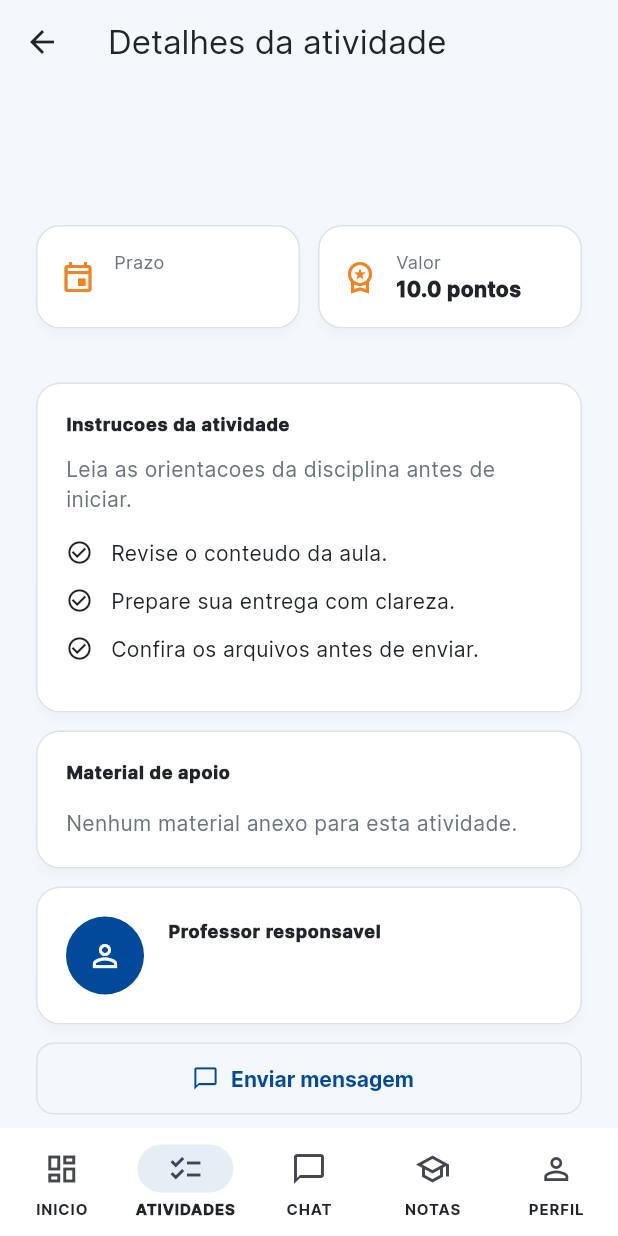
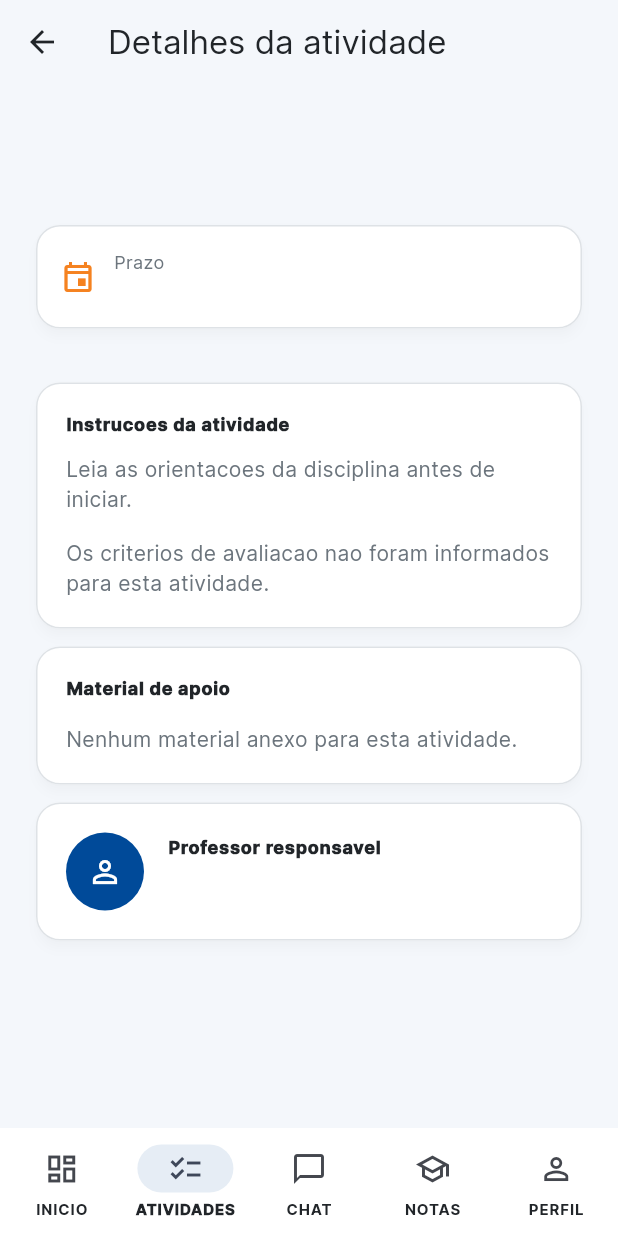
Before and after one commit to ykiakao/uniconnect-clients, a Flutter app: the _ActivityDetailContent screen opened directly with empty values, on a phone screen of 412 x 824 dp. Run offline on Flutter 3.47's test engine with Material 3 defaults, Android fonts, the phone set to English and light mode, and no system bars; our stand-ins replace flutter_riverpod, flutter_secure_storage, go_router, google_fonts; accounts and stored records are empty.

Commit message:
feat: keep activity details read only

```diff
--- a/uniconnect_flutter_base/lib/features/activities/presentation/activity_detail_page.dart
+++ b/uniconnect_flutter_base/lib/features/activities/presentation/activity_detail_page.dart
@@ -4,7 +4,6 @@ import 'package:flutter_riverpod/flutter_riverpod.dart';
 import '../../../core/constants/app_routes.dart';
 import '../../../core/theme/app_colors.dart';
 import '../../../core/theme/app_spacing.dart';
-import '../../../shared/widgets/app_buttons.dart';
 import '../../../shared/widgets/app_card.dart';
 import '../../../shared/widgets/app_header.dart';
 import '../../../shared/widgets/bottom_nav.dart';
@@ -95,24 +94,10 @@ class _ActivityDetailContent extends StatelessWidget {
                   ),
             ),
             const SizedBox(height: AppSpacing.lg),
-            Row(
-              children: [
-                Expanded(
-                  child: _InfoPill(
-                    icon: Icons.event_outlined,
-                    label: 'Prazo',
-                    value: activity.dueLabel,
-                  ),
-                ),
-                const SizedBox(width: AppSpacing.sm),
-                const Expanded(
-                  child: _InfoPill(
-                    icon: Icons.workspace_premium_outlined,
-                    label: 'Valor',
-                    value: '10.0 pontos',
-                  ),
-                ),
-              ],
+            _InfoPill(
+              icon: Icons.event_outlined,
+              label: 'Prazo',
+              value: activity.dueLabel,
             ),
             const SizedBox(height: AppSpacing.lg),
             AppCard(
@@ -133,12 +118,11 @@ class _ActivityDetailContent extends StatelessWidget {
                   const SizedBox(height: AppSpacing.md),
                   for (final criterion in activity.criteria)
                     _ChecklistItem(text: criterion),
-                  if (activity.criteria.isEmpty) ...const [
-                    _ChecklistItem(text: 'Revise o conteudo da aula.'),
-                    _ChecklistItem(text: 'Prepare sua entrega com clareza.'),
-                    _ChecklistItem(
-                        text: 'Confira os arquivos antes de enviar.'),
-                  ],
+                  if (activity.criteria.isEmpty)
+                    const Text(
+                      'Os criterios de avaliacao nao foram informados para esta atividade.',
+                      style: TextStyle(color: AppColors.muted),
+                    ),
                 ],
               ),
             ),
@@ -191,21 +175,6 @@ class _ActivityDetailContent extends StatelessWidget {
                   ),
                 ],
               ),
-            ),
-            SecondaryButton(
-              icon: Icons.chat_bubble_outline,
-              label: 'Enviar mensagem',
-              onPressed: () {},
-            ),
-            const SizedBox(height: AppSpacing.sm),
-            PrimaryButton(
-              icon: Icons.play_arrow_rounded,
-              label: 'Realizar atividade',
-              onPressed: () {
-                ScaffoldMessenger.of(context).showSnackBar(
-                  const SnackBar(content: Text('Atividade iniciada.')),
-                );
-              },
             ),
           ],
         ),
```
Also changed, not shown: 1 other file.
